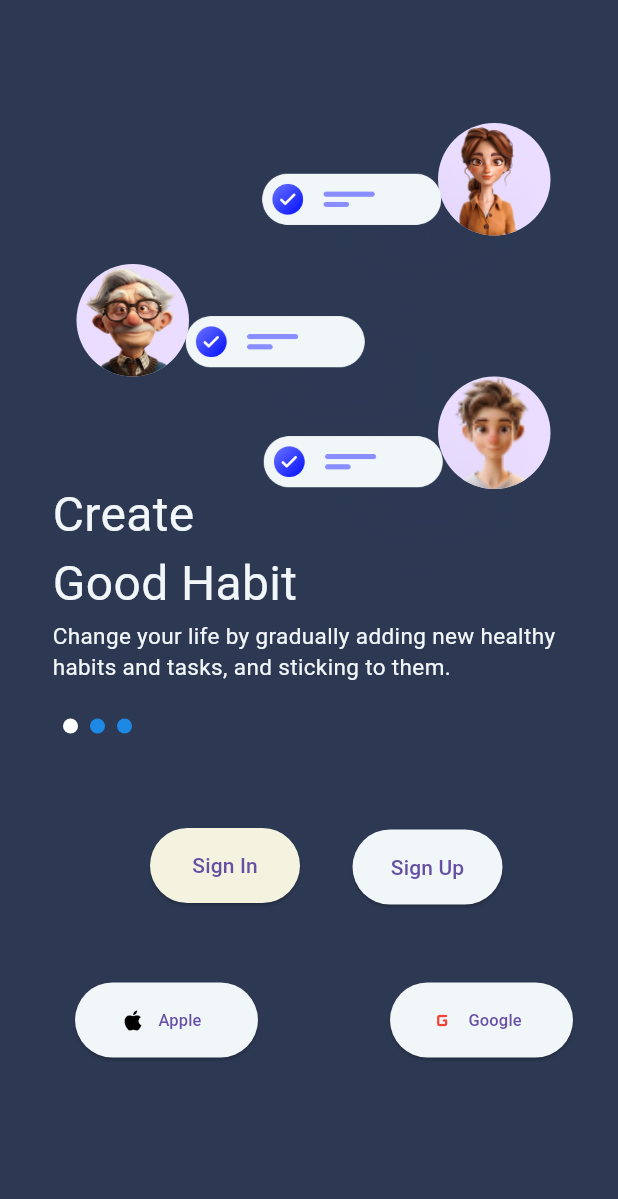
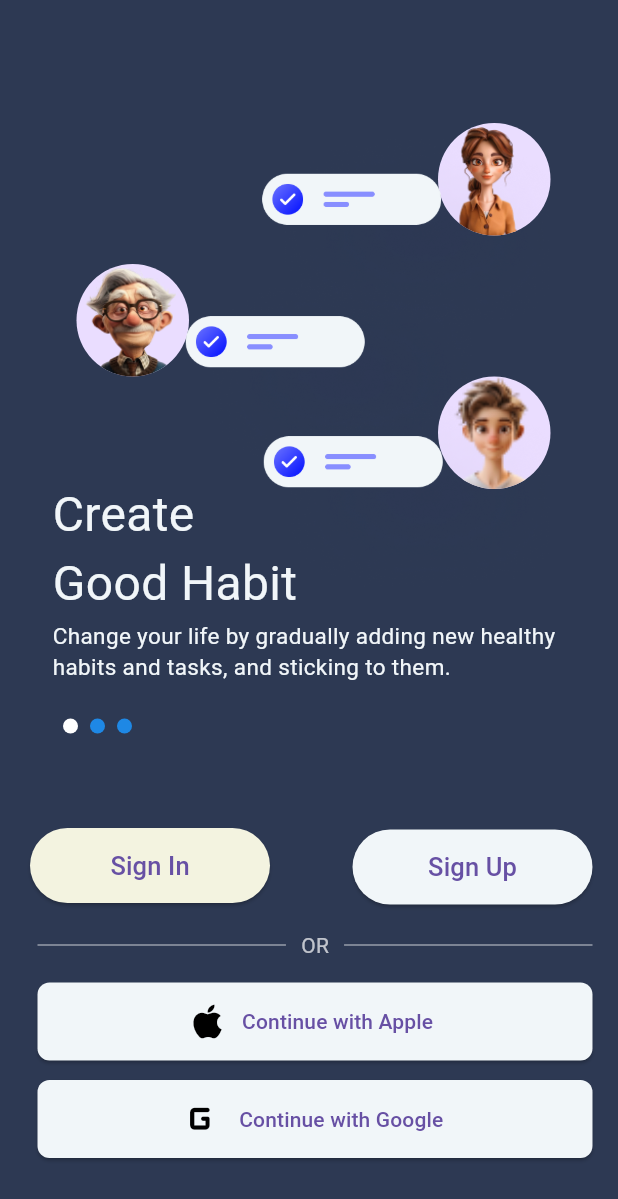
Before and after one commit to azowz/smart_life, a Flutter app: the screen it shows after launch, on a phone screen of 412 x 824 dp. Shown: the top 1199 px of the screen. Run offline on Flutter 3.47's test engine with Material 3 defaults, Android fonts, the phone set to English and light mode, and no system bars; our stand-ins replace cloud_firestore, firebase_auth, firebase_core, table_calendar; accounts and stored records are empty.

Commit message:
some update

```diff
--- a/lib/CreateAccForm/HomePage.dart
+++ b/lib/CreateAccForm/HomePage.dart
@@ -164,17 +164,20 @@ class HomePage extends StatelessWidget {
 
           // Sign In Button
           Positioned(
-            left: 100,
+            left: 20,
             top: 552,
             child: ElevatedButton(
               style: ElevatedButton.styleFrom(
                 backgroundColor: const Color(0xFFF3F3E0),
-                fixedSize: const Size(100, 50),
+                fixedSize: const Size(160, 50),
               ),
               onPressed: () {
                 Navigator.pushNamed(context, '/signin');
               },
-              child: const Text('Sign In'),
+              child: Text('Sign In',
+              style: TextStyle(
+                        fontSize: 17,
+                      ),),
             ),
           ),
 
@@ -185,51 +188,99 @@ class HomePage extends StatelessWidget {
             child: ElevatedButton(
               style: ElevatedButton.styleFrom(
                 backgroundColor: const Color(0xFFF1F6F9),
-                fixedSize: const Size(100, 50),
+                fixedSize: const Size(160, 50),
+
               ),
               onPressed: () {
                 Navigator.pushNamed(context, '/signup');
               },
-              child: const Text('Sign Up'),
+              child:  Text('Sign Up',
+              style: TextStyle(
+                        fontSize: 17,
+                      ),),
             ),
           ),
 
           // Social Media Buttons
 
           Positioned(
-            left: 50,
+            left: 25,
+            top: 620,
+            child: SizedBox(
+              width: 370,
+              child: Row(
+                children: [
+                  Expanded(
+                    child: Divider(
+                      color: Colors.white.withOpacity(0.5),
+                      thickness: 1,
+                    ),
+                  ),
+                  Padding(
+                    padding: const EdgeInsets.symmetric(horizontal: 10),
+                    child: Text(
+                      'OR',
+                      style: TextStyle(
+                        color: Colors.white.withOpacity(0.7),
+                        fontSize: 14,
+                      ),
+                    ),
+                  ),
+                  Expanded(
+                    child: Divider(
+                      color: Colors.white.withOpacity(0.5),
+                      thickness: 1,
+                    ),
+                  ),
+                ],
+              ),
+            ),
+          ),
+
+          // Apple Button - now larger
+          Positioned(
+            left: 25,
             top: 655,
             child: ElevatedButton.icon(
               style: ElevatedButton.styleFrom(
                 backgroundColor: const Color(0xFFF1F6F9),
-                fixedSize: const Size(122, 50),
+                fixedSize: const Size(370, 52),
+                shape: RoundedRectangleBorder(
+                  borderRadius: BorderRadius.circular(8),
+                ),
               ),
-              icon: const Icon(Icons.apple, color: Colors.black),
+              icon: const Icon(Icons.apple, color: Colors.black, size: 30,),
               label: const Text(
-                'Apple',
-                style: TextStyle(fontSize: 11),
+                'Continue with Apple',
+                style: TextStyle(fontSize: 14),
               ),
               onPressed: () {},
             ),
           ),
+
+          // Google Button - now larger
           Positioned(
-            left: 260,
-            top: 655,
+            left: 25,
+            top: 720,
             child: ElevatedButton.icon(
               style: ElevatedButton.styleFrom(
                 backgroundColor: const Color(0xFFF1F6F9),
-                fixedSize: const Size(122, 50),
+                fixedSize: const Size(370, 52),
+                shape: RoundedRectangleBorder(
+                  borderRadius: BorderRadius.circular(8),
+                ),
               ),
-              icon: const Icon(Icons.g_mobiledata_rounded, color: Colors.red),
+              icon: const Icon(Icons.g_mobiledata_rounded, color: Colors.black, size: 35,),
               label: const Text(
-                'Google',
-                style: TextStyle(fontSize: 11),
+                'Continue with Google',
+                style: TextStyle(fontSize: 14),
               ),
               onPressed: () {},
             ),
           ),
         ],
       ),
+
     );
   }
 }
--- a/lib/HomePage1/AiChat/ai_assistant_page.dart
+++ b/lib/HomePage1/AiChat/ai_assistant_page.dart
@@ -1,8 +1,8 @@
 
 import 'package:final_project/HomePage1/homePage1/HomaPageFirst.dart';
 import 'package:final_project/HomePage1/profileUser/personal_page.dart';
-import 'package:final_project/Statistic/calender_Page.dart';
-import 'package:final_project/Statistic/statistics_page.dart';
+import 'package:final_project/HomePage1/Calnder/calender_Page.dart';
+import 'package:final_project/statistics_page.dart';
 import 'package:flutter/material.dart';
 
 class AiAssistantPage extends StatefulWidget {
@@ -293,7 +293,7 @@ class _AiAssistantPageState extends State<AiAssistantPage> {
         items: const [
           BottomNavigationBarItem(icon: Icon(Icons.home), label: 'Home'),
           BottomNavigationBarItem(icon: Icon(Icons.bar_chart_outlined), label: 'Statistics'),
-          BottomNavigationBarItem(icon: Icon(Icons.smart_toy), label: 'AI Assistant'),
+          BottomNavigationBarItem(icon: Icon(Icons.smart_toy), label: 'JARVIS'),
           BottomNavigationBarItem(icon: Icon(Icons.calendar_month), label: 'Calendar'),
           BottomNavigationBarItem(icon: Icon(Icons.person), label: 'Profile'),
         ],
--- a/lib/Statistic/calender_Page.dart
+++ b/lib/HomePage1/Calnder/calender_Page.dart
@@ -147,7 +147,7 @@ void _navigateToPage(int index, BuildContext context) {
         items: const [
           BottomNavigationBarItem(icon: Icon(Icons.home), label: 'Home'),
           BottomNavigationBarItem(icon: Icon(Icons.bar_chart_outlined), label: 'Statistics'),
-          BottomNavigationBarItem(icon: Icon(Icons.smart_toy), label: 'AI Assistant'),
+          BottomNavigationBarItem(icon: Icon(Icons.smart_toy), label: 'JARVIS'),
           BottomNavigationBarItem(icon: Icon(Icons.calendar_month), label: 'Calendar'),
           BottomNavigationBarItem(icon: Icon(Icons.person), label: 'Profile'),
         ],
--- a/lib/Statistic/schedule_P.dart
+++ b/lib/HomePage1/Calnder/schedule_P.dart
@@ -108,7 +108,7 @@ class _SchedulePageState extends State<SchedulePage> {
                   decoration: InputDecoration(
                     border: InputBorder.none,
                     contentPadding: EdgeInsets.only(bottom: 10),
-                    hintText: "Enter Reminder ",
+                    hintText: "Enter ",
                     hintStyle: TextStyle(color: Colors.white54),
                   ),
                 ),
--- a/lib/HomePage1/homePage1/CustomHabit.dart
+++ b/lib/HomePage1/homePage1/CustomHabit.dart
@@ -1,5 +1,5 @@
 import 'package:final_project/HomePage1/homePage1/ReminderHabits.dart';
-import 'package:final_project/Statistic/schedule_P.dart';
+import 'package:final_project/HomePage1/Calnder/schedule_P.dart';
 import 'package:flutter/material.dart';
 import 'DoneEditHabit.dart'; // Make sure this import is added
 
--- a/lib/HomePage1/homePage1/DeleteHabits.dart
+++ b/lib/HomePage1/homePage1/DeleteHabits.dart
@@ -4,8 +4,8 @@ import 'package:final_project/HomePage1/homePage1/HomaPageFirst.dart';
 import 'package:final_project/HomePage1/homePage1/ViewAllHabits.dart';
 
 import 'package:final_project/HomePage1/profileUser/personal_page.dart';
-import 'package:final_project/Statistic/calender_Page.dart';
-import 'package:final_project/Statistic/statistics_page.dart';
+import 'package:final_project/HomePage1/Calnder/calender_Page.dart';
+import 'package:final_project/statistics_page.dart';
 import 'package:flutter/material.dart';
 
 class DeleteHabits extends StatefulWidget {
--- a/lib/HomePage1/homePage1/DeleteTask.dart
+++ b/lib/HomePage1/homePage1/DeleteTask.dart
@@ -4,8 +4,8 @@ import 'package:final_project/HomePage1/homePage1/HomaPageFirst.dart';
 import 'package:final_project/HomePage1/homePage1/ViewAllHabits.dart';
 import 'package:final_project/HomePage1/homePage1/ViewAllTask.dart';
 import 'package:final_project/HomePage1/profileUser/personal_page.dart';
-import 'package:final_project/Statistic/calender_Page.dart';
-import 'package:final_project/Statistic/statistics_page.dart';
+import 'package:final_project/HomePage1/Calnder/calender_Page.dart';
+import 'package:final_project/statistics_page.dart';
 import 'package:flutter/material.dart';
 
 class DeleteTask extends StatefulWidget {
--- a/lib/HomePage1/homePage1/DoneEditHabit.dart
+++ b/lib/HomePage1/homePage1/DoneEditHabit.dart
@@ -2,8 +2,8 @@ import 'package:final_project/HomePage1/homePage1/HomaPageFirst.dart';
 import 'package:final_project/HomePage1/AiChat/ai_assistant_page.dart';
 
 import 'package:final_project/HomePage1/profileUser/personal_page.dart';
-import 'package:final_project/Statistic/calender_Page.dart';
-import 'package:final_project/Statistic/statistics_page.dart';
+import 'package:final_project/HomePage1/Calnder/calender_Page.dart';
+import 'package:final_project/statistics_page.dart';
 import 'package:flutter/material.dart';
 
 class DoneEditHabit extends StatefulWidget {
--- a/lib/HomePage1/homePage1/HomaPageFirst.dart
+++ b/lib/HomePage1/homePage1/HomaPageFirst.dart
@@ -2,14 +2,14 @@ import 'package:final_project/HomePage1/homePage1/CustomHabit.dart';
 import 'package:final_project/HomePage1/homePage1/CustomTask.dart';
 import 'package:final_project/HomePage1/homePage1/ViewAllHabits.dart';
 import 'package:final_project/HomePage1/homePage1/ViewAllTask.dart';
-import 'package:final_project/Statistic/calender_Page.dart';
+import 'package:final_project/HomePage1/Calnder/calender_Page.dart';
 import 'package:flutter/material.dart';
 import 'package:firebase_auth/firebase_auth.dart';
 import 'package:cloud_firestore/cloud_firestore.dart';
 import 'package:final_project/HomePage1/AiChat/ai_assistant_page.dart';
 
 import 'package:final_project/HomePage1/profileUser/personal_page.dart';
-import 'package:final_project/Statistic/statistics_page.dart';
+import 'package:final_project/statistics_page.dart';
 
 class HomePageFirst extends StatefulWidget {
   const HomePageFirst({super.key});
@@ -479,7 +479,7 @@ Container(
         items: const [
           BottomNavigationBarItem(icon: Icon(Icons.home), label: 'Home'),
           BottomNavigationBarItem(icon: Icon(Icons.bar_chart_outlined), label: 'Statistics'),
-          BottomNavigationBarItem(icon: Icon(Icons.smart_toy), label: 'AI Assistant'),
+          BottomNavigationBarItem(icon: Icon(Icons.smart_toy), label: 'JARVIS'),
           BottomNavigationBarItem(icon: Icon(Icons.calendar_month), label: 'Calendar'),
           BottomNavigationBarItem(icon: Icon(Icons.person), label: 'Profile'),
         ],
--- a/lib/HomePage1/homePage1/ReminderHabits.dart
+++ b/lib/HomePage1/homePage1/ReminderHabits.dart
@@ -1,4 +1,4 @@
-import 'package:final_project/Statistic/done_Calender.dart';
+import 'package:final_project/HomePage1/Calnder/done_Calender.dart';
 import 'package:flutter/material.dart';
 
 
--- a/lib/HomePage1/homePage1/ViewAllHabits.dart
+++ b/lib/HomePage1/homePage1/ViewAllHabits.dart
@@ -4,8 +4,8 @@ import 'package:final_project/HomePage1/homePage1/CustomHabit.dart';
 import 'package:final_project/HomePage1/homePage1/DeleteHabits.dart';
 import 'package:final_project/HomePage1/homePage1/HomaPageFirst.dart';
 import 'package:final_project/HomePage1/profileUser/personal_page.dart';
-import 'package:final_project/Statistic/calender_Page.dart';
-import 'package:final_project/Statistic/statistics_page.dart';
+import 'package:final_project/HomePage1/Calnder/calender_Page.dart';
+import 'package:final_project/statistics_page.dart';
 import 'package:flutter/material.dart';
 
 class ViewAllHabits extends StatefulWidget {
@@ -271,7 +271,7 @@ class _ViewAllHabitsState extends State<ViewAllHabits> {
         items: const [
           BottomNavigationBarItem(icon: Icon(Icons.home), label: 'Home'),
           BottomNavigationBarItem(icon: Icon(Icons.bar_chart_outlined), label: 'Statistics'),
-          BottomNavigationBarItem(icon: Icon(Icons.smart_toy), label: 'AI Assistant'),
+          BottomNavigationBarItem(icon: Icon(Icons.smart_toy), label: 'JARVIS'),
           BottomNavigationBarItem(icon: Icon(Icons.calendar_month), label: 'Calendar'),
           BottomNavigationBarItem(icon: Icon(Icons.person), label: 'Profile'),
         ],
--- a/lib/HomePage1/homePage1/ViewAllTask.dart
+++ b/lib/HomePage1/homePage1/ViewAllTask.dart
@@ -5,8 +5,8 @@ import 'package:final_project/HomePage1/homePage1/CustomTask.dart';
 import 'package:final_project/HomePage1/homePage1/DeleteTask.dart';
 import 'package:final_project/HomePage1/homePage1/HomaPageFirst.dart';
 import 'package:final_project/HomePage1/profileUser/personal_page.dart';
-import 'package:final_project/Statistic/calender_Page.dart';
-import 'package:final_project/Statistic/statistics_page.dart';
+import 'package:final_project/HomePage1/Calnder/calender_Page.dart';
+import 'package:final_project/statistics_page.dart';
 import 'package:flutter/material.dart';
 
 class ViewAllTask extends StatefulWidget {
@@ -268,7 +268,7 @@ class _ViewAllTaskState extends State<ViewAllTask> {
         items: const [
           BottomNavigationBarItem(icon: Icon(Icons.home), label: 'Home'),
           BottomNavigationBarItem(icon: Icon(Icons.bar_chart_outlined), label: 'Statistics'),
-          BottomNavigationBarItem(icon: Icon(Icons.smart_toy), label: 'AI Assistant'),
+          BottomNavigationBarItem(icon: Icon(Icons.smart_toy), label: 'JARVIS'),
           BottomNavigationBarItem(icon: Icon(Icons.calendar_month), label: 'Calendar'),
           BottomNavigationBarItem(icon: Icon(Icons.person), label: 'Profile'),
         ],
--- a/lib/HomePage1/profileUser/HabitsSittings.dart
+++ b/lib/HomePage1/profileUser/HabitsSittings.dart
@@ -5,8 +5,8 @@ import 'package:final_project/HomePage1/homePage1/DeleteHabits.dart';
 import 'package:final_project/HomePage1/homePage1/HomaPageFirst.dart';
 import 'package:final_project/HomePage1/profileUser/personal_page.dart';
 import 'package:final_project/HomePage1/profileUser/EditProfile.dart';
-import 'package:final_project/Statistic/calender_Page.dart';
-import 'package:final_project/Statistic/statistics_page.dart';
+import 'package:final_project/HomePage1/Calnder/calender_Page.dart';
+import 'package:final_project/statistics_page.dart';
 import 'package:flutter/material.dart';
 
 class HabitsSettings extends StatefulWidget {
--- a/lib/HomePage1/profileUser/personal_page.dart
+++ b/lib/HomePage1/profileUser/personal_page.dart
@@ -1,16 +1,17 @@
 import 'package:final_project/CreateAccForm/HomePage.dart';
+import 'package:final_project/HomePage1/Calnder/calendar_P.dart';
 import 'package:final_project/HomePage1/homePage1/ViewAllHabits.dart';
 import 'package:final_project/HomePage1/homePage1/ViewAllTask.dart';
 import 'package:final_project/HomePage1/profileUser/HelpSupportsPage.dart';
 import 'package:final_project/HomePage1/profileUser/LanguagePage.dart';
 import 'package:final_project/HomePage1/profileUser/TermsAndPolicies.dart';
-import 'package:final_project/Statistic/calender_Page.dart';
+import 'package:final_project/HomePage1/Calnder/calender_Page.dart';
 import 'package:flutter/material.dart';
 import 'package:final_project/HomePage1/homePage1/HomaPageFirst.dart';
 import 'package:final_project/HomePage1/AiChat/ai_assistant_page.dart';
 
 import 'package:final_project/HomePage1/profileUser/EditProfile.dart';
-import 'package:final_project/Statistic/statistics_page.dart';
+import 'package:final_project/statistics_page.dart';
 import 'package:firebase_auth/firebase_auth.dart';  // Firebase authentication package
 
 class PersonalPage extends StatefulWidget {
@@ -216,7 +217,7 @@ class _PersonalPageState extends State<PersonalPage> {
                 _buildListItem('Calendar', Icons.arrow_forward, () {
                   Navigator.push(
                     context,
-                    MaterialPageRoute(builder: (context) => const CalendarPage()),
+                    MaterialPageRoute(builder: (context) => const calendar_P()),
                   );
                 }),
               ],
@@ -330,7 +331,7 @@ class _PersonalPageState extends State<PersonalPage> {
         items: const [
           BottomNavigationBarItem(icon: Icon(Icons.home), label: 'Home'),
           BottomNavigationBarItem(icon: Icon(Icons.bar_chart_outlined), label: 'Statistics'),
-          BottomNavigationBarItem(icon: Icon(Icons.smart_toy), label: 'AI Assistant'),
+          BottomNavigationBarItem(icon: Icon(Icons.smart_toy), label: 'JARVIS'),
           BottomNavigationBarItem(icon: Icon(Icons.calendar_month), label: 'Calendar'),
           BottomNavigationBarItem(icon: Icon(Icons.person), label: 'Profile'),
         ],
--- a/lib/Statistic/statistics_page.dart
+++ b/lib/statistics_page.dart
@@ -2,7 +2,7 @@ import 'package:final_project/HomePage1/homePage1/HomaPageFirst.dart';
 import 'package:final_project/HomePage1/AiChat/ai_assistant_page.dart';
 
 import 'package:final_project/HomePage1/profileUser/personal_page.dart';
-import 'package:final_project/Statistic/calender_Page.dart';
+import 'package:final_project/HomePage1/Calnder/calender_Page.dart';
 import 'package:flutter/material.dart';
 
 
@@ -74,7 +74,7 @@ void _navigateToPage(int index, BuildContext context) {
         items: const [
           BottomNavigationBarItem(icon: Icon(Icons.home), label: 'Home'),
           BottomNavigationBarItem(icon: Icon(Icons.bar_chart_outlined), label: 'Statistics'),
-          BottomNavigationBarItem(icon: Icon(Icons.smart_toy), label: 'AI Assistant'),
+          BottomNavigationBarItem(icon: Icon(Icons.smart_toy), label: 'JARVIS'),
           BottomNavigationBarItem(icon: Icon(Icons.calendar_month), label: 'Calendar'),
           BottomNavigationBarItem(icon: Icon(Icons.person), label: 'Profile'),
         ],
```
Also changed, not shown: lib/HomePage1/Calnder/calendar_P.dart (renamed from lib/Statistic/calendar_P.dart), lib/HomePage1/Calnder/done_Calender.dart (renamed from lib/Statistic/done_Calender.dart), lib/HomePage1/Calnder/event_card.dart (renamed from lib/Statistic/event_card.dart), lib/HomePage1/Calnder/reminder_card.dart (renamed from lib/Statistic/reminder_card.dart), 4 other files.
